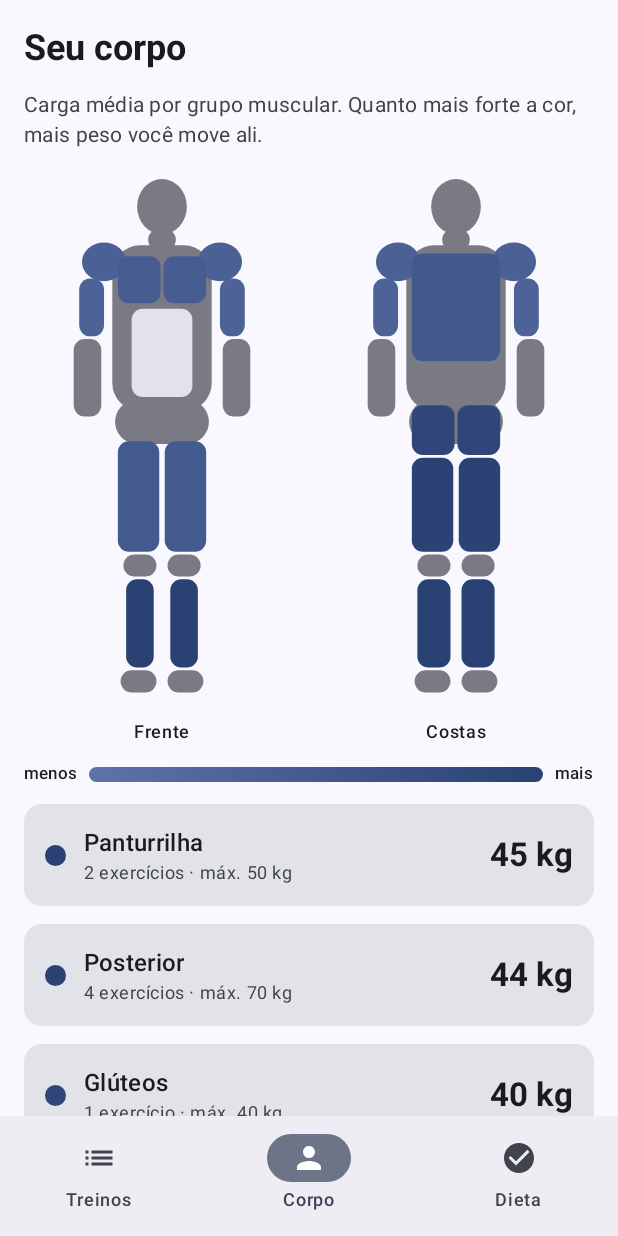
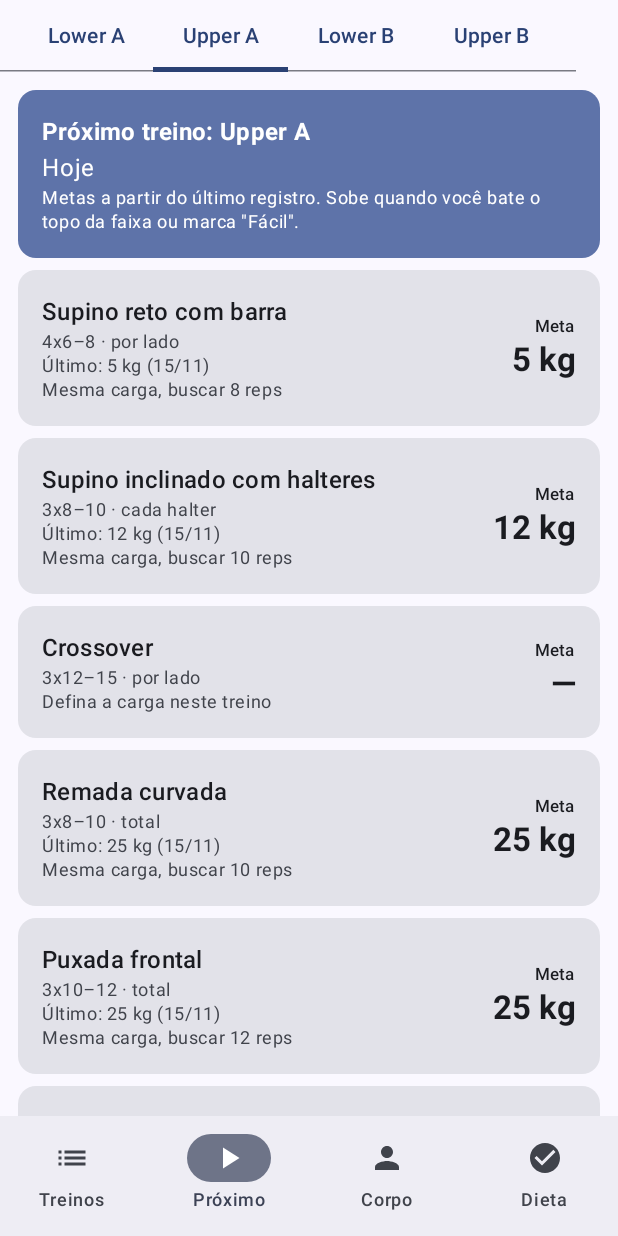
Before and after one commit to DaviFLimaAndrade/MeuAppTreino, an Android app built with Jetpack Compose: the screen it shows after launch (MainActivity), item 2 of the bottom bar chosen, on a phone screen of 412 x 824 dp. Run offline under Robolectric (Android 15) with nearby library versions, the phone set to English and light mode, and no system bars.

Commit message:
Aba Próximo com metas de carga; edição só com a carga no primeiro toque
Co-Authored-By: Claude Opus 5.5 <noreply@anthropic.com>
Claude-Session: https://claude.ai/code/session_014VWK2j6Fy8cbC1o3VN8FGj

```diff
--- a/app/src/main/java/com/davi/meutreino/MainActivity.kt
+++ b/app/src/main/java/com/davi/meutreino/MainActivity.kt
@@ -10,6 +10,7 @@ import androidx.compose.material.icons.Icons
 import androidx.compose.material.icons.filled.CheckCircle
 import androidx.compose.material.icons.filled.List
 import androidx.compose.material.icons.filled.Person
+import androidx.compose.material.icons.filled.PlayArrow
 import androidx.compose.material3.Icon
 import androidx.compose.material3.MaterialTheme
 import androidx.compose.material3.NavigationBar
@@ -76,12 +77,18 @@ fun App(store: Store) {
                 NavigationBarItem(
                     selected = aba == 1,
                     onClick = { aba = 1 },
+                    icon = { Icon(Icons.Filled.PlayArrow, contentDescription = null) },
+                    label = { Text("Próximo") },
+                )
+                NavigationBarItem(
+                    selected = aba == 2,
+                    onClick = { aba = 2 },
                     icon = { Icon(Icons.Filled.Person, contentDescription = null) },
                     label = { Text("Corpo") },
                 )
                 NavigationBarItem(
-                    selected = aba == 2,
-                    onClick = { aba = 2 },
+                    selected = aba == 3,
+                    onClick = { aba = 3 },
                     icon = { Icon(Icons.Filled.CheckCircle, contentDescription = null) },
                     label = { Text("Dieta") },
                 )
@@ -90,7 +97,8 @@ fun App(store: Store) {
     ) { padding ->
         when (aba) {
             0 -> TreinosScreen(store, padding)
-            1 -> CorpoScreen(store, padding)
+            1 -> ProximoScreen(store, padding)
+            2 -> CorpoScreen(store, padding)
             else -> DietaScreen(store, padding)
         }
     }
--- a/app/src/main/java/com/davi/meutreino/Model.kt
+++ b/app/src/main/java/com/davi/meutreino/Model.kt
@@ -15,7 +15,10 @@ enum class TipoCarga(val label: String, val mult: Double) {
     CORPO("peso corporal", 0.0),
 }
 
-data class Registro(val data: String, val kg: Double, val reps: String)
+/** sensacao: "facil", "ok", "pesado" ou "" (não informado). */
+data class Registro(val data: String, val kg: Double, val reps: String, val sensacao: String = "")
+
+val SENSACOES = listOf("facil" to "Fácil", "ok" to "Ok", "pesado" to "Pesado")
 
 data class Exercicio(
     val id: String,
@@ -103,6 +106,75 @@ fun AppData.proximoTreino(): Int {
     return 0
 }
 
+/** Próxima sessão: índice do treino e em quantos dias (0 = hoje). */
+fun AppData.proximaSessao(): Pair<Int, Int> {
+    val inicio = runCatching { LocalDate.parse(cicloInicio) }.getOrDefault(LocalDate.now())
+    val dias = ChronoUnit.DAYS.between(inicio, LocalDate.now())
+    val hojeIso = hoje()
+    for (i in 0..8) {
+        val pos = Math.floorMod(dias + i, 8L).toInt()
+        val c = CICLO[pos]
+        if (c < 0) continue
+        // Se o treino de hoje já foi registrado, a próxima sessão é a seguinte
+        val jaFeito = i == 0 && treinos.getOrNull(c)?.exercicios
+            ?.any { e -> e.historico.any { it.data == hojeIso } } == true
+        if (!jaFeito) return c to i
+    }
+    return 0 to 0
+}
+
+// ---------- Metas (progressão dupla) ----------
+
+data class Meta(val kg: Double, val motivo: String, val sobe: Boolean)
+
+/** Faixa de reps a partir de "3x8–10" (8 a 10) ou "2x15" (15 a 15). */
+fun faixaReps(series: String): Pair<Int, Int>? {
+    val m = Regex("x\\s*(\\d+)(?:\\s*[–-]\\s*(\\d+))?").find(series) ?: return null
+    val min = m.groupValues[1].toIntOrNull() ?: return null
+    val max = m.groupValues[2].toIntOrNull() ?: min
+    return min to max
+}
+
+fun repsFeitas(s: String): List<Int> = Regex("\\d+").findAll(s).mapNotNull { it.value.toIntOrNull() }.toList()
+
+private val INFERIORES = setOf("Quadríceps", "Posterior", "Glúteos", "Panturrilha")
+
+private fun arred2_5(x: Double) = Math.round(x / 2.5) * 2.5
+
+/** Quanto subir quando a meta é aumentar a carga. */
+fun Exercicio.incremento(): Double = when (tipo) {
+    TipoCarga.POR_LADO -> 2.5
+    TipoCarga.CADA_HALTER -> if (kg < 10) 1.0 else 2.0
+    TipoCarga.TOTAL -> if (grupo in INFERIORES) 5.0 else maxOf(2.5, arred2_5(kg * 0.05))
+    TipoCarga.CORPO -> 0.0
+}
+
+/**
+ * Regra: bateu o topo da faixa em todas as séries ou achou fácil -> sobe a carga;
+ * achou pesado ou ficou abaixo do mínimo -> mantém; senão mantém buscando mais reps.
+ */
+fun Exercicio.meta(): Meta {
+    val faixa = faixaReps(series)
+    val ultimo = historico.lastOrNull()
+    val reps = repsFeitas(ultimo?.reps.orEmpty())
+    val bateuTopo = faixa != null && reps.isNotEmpty() && reps.all { it >= faixa.second }
+    val abaixoMin = faixa != null && reps.isNotEmpty() && reps.any { it < faixa.first }
+    val sens = ultimo?.sensacao.orEmpty()
+    val topoTxt = faixa?.let { "${it.second} reps" } ?: "mais reps"
+
+    if (tipo == TipoCarga.CORPO) {
+        return if (bateuTopo || sens == "facil") Meta(0.0, "Segure uma anilha de 5 kg", true)
+        else Meta(0.0, "Peso corporal, buscar $topoTxt", false)
+    }
+    if (kg <= 0.0) return Meta(0.0, "Defina a carga neste treino", false)
+    return when {
+        sens == "pesado" || abaixoMin -> Meta(kg, "Mesma carga: o último foi pesado", false)
+        bateuTopo -> Meta(kg + incremento(), "Bateu o topo da faixa", true)
+        sens == "facil" -> Meta(kg + incremento(), "O último foi fácil", true)
+        else -> Meta(kg, "Mesma carga, buscar $topoTxt", false)
+    }
+}
+
 /** Ajusta o ciclo para que o treino [indice] caia hoje. */
 fun AppData.definirHojeComo(indice: Int): AppData {
     val dia = DIA_DO_TREINO.getOrElse(indice) { 0 }
@@ -165,16 +237,23 @@ object Padrao {
         val lb = "2026-11-18"
         val ub = "2026-11-19"
 
+        // Lower A: 14/11 e 22/11
+        fun h(kg1: Double, kg2: Double, s2: String = "") =
+            listOf(Registro(la, kg1, ""), Registro("2026-11-22", kg2, "", s2))
         val lowerA = Treino(
             novoId(), "Lower A", listOf(
-                ex("Agachamento livre ou hack", "Quadríceps", "3x6–8", 10.0, TipoCarga.POR_LADO, la, "5 e 7 kg/lado = aquecimento"),
-                ex("Leg press", "Quadríceps", "3x10–12", 40.0, TipoCarga.TOTAL, la),
-                ex("Stiff", "Posterior", "3x8–10", 20.0, TipoCarga.TOTAL, la),
-                ex("Cadeira extensora", "Quadríceps", "3x12–15", 20.0, TipoCarga.TOTAL, la),
-                ex("Cadeira flexora", "Posterior", "3x12", 40.0, TipoCarga.TOTAL, la),
-                ex("Panturrilha em pé", "Panturrilha", "3x12–15", 40.0, TipoCarga.TOTAL, la),
-                ex("Abdominal no banco declinado", "Abdômen", "3x12–15", 0.0, TipoCarga.CORPO, la, "10 reps por série em 14/11"),
-                ex("Elevação de pernas", "Abdômen", "3x10–12", 0.0, TipoCarga.CORPO, la, "8 e 6 reps em 14/11"),
+                ex("Agachamento livre ou hack", "Quadríceps", "3x6–8", 10.0, TipoCarga.POR_LADO, la, "5 e 7 kg/lado = aquecimento")
+                    .copy(historico = h(10.0, 10.0, "facil")),
+                ex("Leg press", "Quadríceps", "3x10–12", 50.0, TipoCarga.TOTAL, la).copy(historico = h(40.0, 50.0, "facil")),
+                ex("Stiff", "Posterior", "3x8–10", 25.0, TipoCarga.TOTAL, la).copy(historico = h(20.0, 25.0, "facil")),
+                ex("Cadeira extensora", "Quadríceps", "3x12–15", 45.0, TipoCarga.TOTAL, la, "Confira a execução: subiu de 20 para 45")
+                    .copy(historico = h(20.0, 45.0)),
+                ex("Cadeira flexora", "Posterior", "3x12", 54.0, TipoCarga.TOTAL, la).copy(historico = h(40.0, 54.0)),
+                ex("Panturrilha em pé", "Panturrilha", "3x12–15", 30.0, TipoCarga.POR_LADO, la).copy(historico = h(20.0, 30.0)),
+                ex("Abdominal no banco declinado", "Abdômen", "3x12–15", 0.0, TipoCarga.CORPO, la)
+                    .copy(historico = listOf(Registro("2026-11-22", 0.0, "", "facil"))),
+                ex("Elevação de pernas", "Abdômen", "3x10–12", 0.0, TipoCarga.CORPO, la)
+                    .copy(historico = listOf(Registro("2026-11-22", 0.0, "8"))),
             )
         )
         val upperA = Treino(
--- /dev/null
+++ b/app/src/main/java/com/davi/meutreino/ProximoScreen.kt
@@ -0,0 +1,129 @@
+package com.davi.meutreino
+
+import androidx.compose.foundation.layout.Arrangement
+import androidx.compose.foundation.layout.Column
+import androidx.compose.foundation.layout.PaddingValues
+import androidx.compose.foundation.layout.Row
+import androidx.compose.foundation.layout.Spacer
+import androidx.compose.foundation.layout.fillMaxSize
+import androidx.compose.foundation.layout.fillMaxWidth
+import androidx.compose.foundation.layout.padding
+import androidx.compose.foundation.layout.width
+import androidx.compose.foundation.lazy.LazyColumn
+import androidx.compose.foundation.lazy.items
+import androidx.compose.material3.Card
+import androidx.compose.material3.CardDefaults
+import androidx.compose.material3.MaterialTheme
+import androidx.compose.material3.ScrollableTabRow
+import androidx.compose.material3.Tab
+import androidx.compose.material3.Text
+import androidx.compose.runtime.Composable
+import androidx.compose.runtime.getValue
+import androidx.compose.runtime.mutableIntStateOf
+import androidx.compose.runtime.saveable.rememberSaveable
+import androidx.compose.runtime.setValue
+import androidx.compose.ui.Alignment
+import androidx.compose.ui.Modifier
+import androidx.compose.ui.text.font.FontWeight
+import androidx.compose.ui.unit.dp
+import java.time.LocalDate
+import java.time.format.DateTimeFormatter
+import java.util.Locale
+
+@Composable
+fun ProximoScreen(store: Store, padding: PaddingValues) {
+    val data = store.data
+    val (idxProx, emDias) = data.proximaSessao()
+    var sel by rememberSaveable { mutableIntStateOf(idxProx) }
+    val idx = sel.coerceIn(0, (data.treinos.size - 1).coerceAtLeast(0))
+    val treino = data.treinos.getOrNull(idx)
+
+    val quando = when (emDias) {
+        0 -> "hoje"
+        1 -> "amanhã"
+        else -> LocalDate.now().plusDays(emDias.toLong())
+            .format(DateTimeFormatter.ofPattern("EEEE, dd/MM", Locale.forLanguageTag("pt-BR")))
+    }
+
+    Column(Modifier.fillMaxSize().padding(padding)) {
+        ScrollableTabRow(selectedTabIndex = idx, edgePadding = 12.dp) {
+            data.treinos.forEachIndexed { i, t ->
+                Tab(selected = i == idx, onClick = { sel = i }, text = { Text(t.nome) })
+            }
+        }
+        if (treino != null) LazyColumn(
+            contentPadding = PaddingValues(12.dp),
+            verticalArrangement = Arrangement.spacedBy(8.dp),
+        ) {
+            item {
+                Card(
+                    Modifier.fillMaxWidth(),
+                    colors = CardDefaults.cardColors(containerColor = MaterialTheme.colorScheme.primaryContainer),
+                ) {
+                    Column(Modifier.padding(16.dp)) {
+                        Text(
+                            if (idx == idxProx) "Próximo treino: ${treino.nome}" else treino.nome,
+                            style = MaterialTheme.typography.titleMedium,
+                            fontWeight = FontWeight.Bold,
+                        )
+                        if (idx == idxProx) Text(quando.replaceFirstChar { it.uppercase() })
+                        Text(
+                            "Metas a partir do último registro. Sobe quando você bate o topo da faixa ou marca \"Fácil\".",
+                            style = MaterialTheme.typography.bodySmall,
+                        )
+                    }
+                }
+            }
+            items(treino.exercicios, key = { it.id }) { ex -> MetaCard(ex) }
+        }
+    }
+}
+
+@Composable
+private fun MetaCard(ex: Exercicio) {
+    val meta = ex.meta()
+    val ultimo = ex.historico.lastOrNull()
+    Card(Modifier.fillMaxWidth()) {
+        Row(Modifier.padding(16.dp), verticalAlignment = Alignment.CenterVertically) {
+            Column(Modifier.weight(1f)) {
+                Text(ex.nome, style = MaterialTheme.typography.titleMedium)
+                Text(
+                    ex.series + if (ex.tipo != TipoCarga.CORPO) " · ${ex.tipo.label}" else "",
+                    style = MaterialTheme.typography.bodySmall,
+                    color = MaterialTheme.colorScheme.onSurfaceVariant,
+                )
+                val ult = when {
+                    ex.tipo == TipoCarga.CORPO -> ultimo?.reps?.takeIf { it.isNotBlank() }?.let { "Último: $it reps" }
+                    ex.kg > 0 -> "Último: ${fmtKg(ex.kg)} kg" + (ultimo?.let { " (${fmtData(it.data)})" } ?: "")
+                    else -> null
+                }
+                if (ult != null) {
+                    Text(ult, style = MaterialTheme.typography.bodySmall, color = MaterialTheme.colorScheme.onSurfaceVariant)
+                }
+                Text(
+                    meta.motivo,
+                    style = MaterialTheme.typography.bodySmall,
+                    color = if (meta.sobe) MaterialTheme.colorScheme.primary else MaterialTheme.colorScheme.onSurfaceVariant,
+                )
+            }
+            Spacer(Modifier.width(12.dp))
+            Column(horizontalAlignment = Alignment.End) {
+                Text("Meta", style = MaterialTheme.typography.labelSmall)
+                Text(
+                    when {
+                        ex.tipo == TipoCarga.CORPO -> if (meta.sobe) "+5 kg" else "Corpo"
+                        meta.kg > 0 -> "${fmtKg(meta.kg)} kg"
+                        else -> "—"
+                    },
+                    style = MaterialTheme.typography.titleLarge,
+                    fontWeight = FontWeight.Bold,
+                    color = if (meta.sobe) MaterialTheme.colorScheme.primary else MaterialTheme.colorScheme.onSurface,
+                )
+                if (meta.sobe && ex.tipo != TipoCarga.CORPO) {
+                    Text("▲ +${fmtKg(meta.kg - ex.kg)}", style = MaterialTheme.typography.labelSmall,
+                        color = MaterialTheme.colorScheme.primary)
+                }
+            }
+        }
+    }
+}
--- a/app/src/main/java/com/davi/meutreino/Store.kt
+++ b/app/src/main/java/com/davi/meutreino/Store.kt
@@ -58,7 +58,7 @@ class Store(context: Context) {
                                     .put("nota", e.nota)
                                     .put("historico", JSONArray().apply {
                                         e.historico.forEach { r ->
-                                            put(JSONObject().put("d", r.data).put("kg", r.kg).put("r", r.reps))
+                                            put(JSONObject().put("d", r.data).put("kg", r.kg).put("r", r.reps).put("s", r.sensacao))
                                         }
                                     }))
                             }
@@ -91,7 +91,7 @@ class Store(context: Context) {
                                 .getOrDefault(TipoCarga.TOTAL),
                             nota = e.optString("nota", ""),
                             historico = (e.optJSONArray("historico") ?: JSONArray()).objetos().map { r ->
-                                Registro(r.optString("d"), r.optDouble("kg", 0.0), r.optString("r", ""))
+                                Registro(r.optString("d"), r.optDouble("kg", 0.0), r.optString("r", ""), r.optString("s", ""))
                             },
                         )
                     },
```
Also changed, not shown: app/src/main/java/com/davi/meutreino/TreinosScreen.kt (+75 -24 lines).
